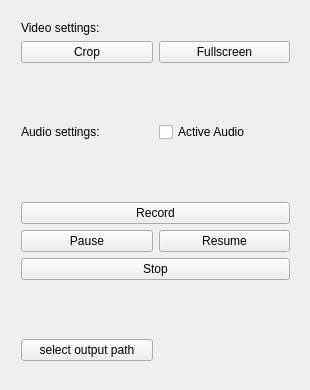
Above: GUI_ScreenRecorder/MainWindow.ui from lordef/PdS2021-screencapture before the change. Below: the same form after it.
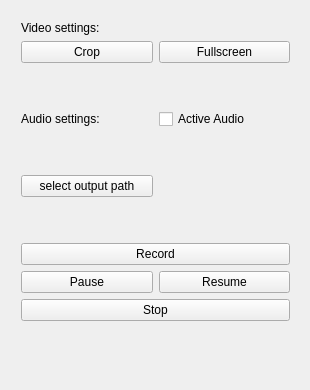
That is the form after the change. Icons and pictures are not drawn.

Commit message: first implementation of Path Button

Patch:
```diff
--- a/GUI_ScreenRecorder/MainWindow.ui
+++ b/GUI_ScreenRecorder/MainWindow.ui
@@ -95,6 +95,37 @@
       </item>
      </layout>
     </item>
+    <item>
+     <spacer name="verticalSpacer_5">
+      <property name="orientation">
+       <enum>Qt::Vertical</enum>
+      </property>
+      <property name="sizeHint" stdset="0">
+       <size>
+        <width>20</width>
+        <height>76</height>
+       </size>
+      </property>
+     </spacer>
+    </item>
+    <item>
+     <layout class="QHBoxLayout" name="horizontalLayout_3">
+      <item>
+       <widget class="QPushButton" name="outPathButton">
+        <property name="text">
+         <string>select output path</string>
+        </property>
+       </widget>
+      </item>
+      <item>
+       <widget class="QLabel" name="outPathLabel">
+        <property name="text">
+         <string>&lt;output path&gt;</string>
+        </property>
+       </widget>
+      </item>
+     </layout>
+    </item>
     <item>
      <spacer name="verticalSpacer_2">
       <property name="orientation">
@@ -153,24 +184,6 @@
       </property>
      </spacer>
     </item>
-    <item>
-     <layout class="QHBoxLayout" name="horizontalLayout_3">
-      <item>
-       <widget class="QPushButton" name="outPathButton">
-        <property name="text">
-         <string>select output path</string>
-        </property>
-       </widget>
-      </item>
-      <item>
-       <widget class="QLabel" name="outPathLabel">
-        <property name="text">
-         <string>&lt;output path&gt;</string>
-        </property>
-       </widget>
-      </item>
-     </layout>
-    </item>
    </layout>
   </widget>
  </widget>
```
The commit also changes 4 other files.
